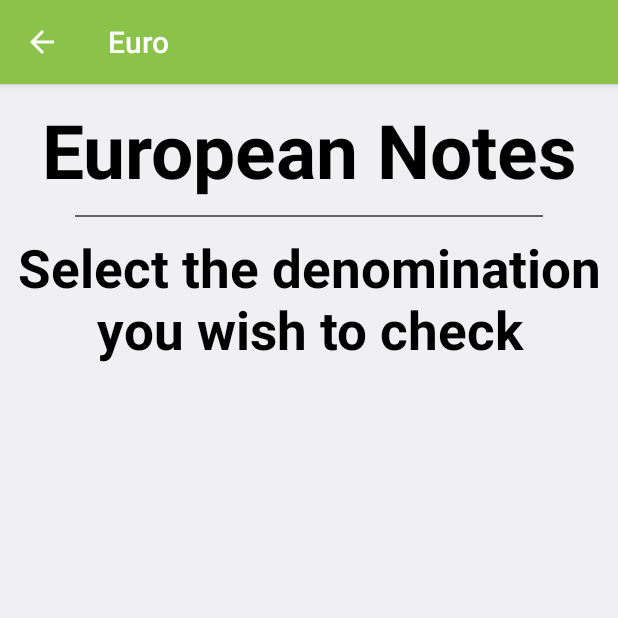
After one commit to DominicClifford/BankNoteChecker, an Android app: the Page_Euro screen opened directly, with no data from a screen before it, on a phone screen of 412 x 824 dp, the top half of it. The commit adds this screen. Run offline under Robolectric (Android 15) with nearby library versions, the phone set to English and light mode, and no system bars.

Commit message:
Addition of Euro Notes page and basic title content

```diff
--- a/app/src/main/AndroidManifest.xml
+++ b/app/src/main/AndroidManifest.xml
@@ -36,6 +36,11 @@
             android:label="@string/nIreland"
             android:parentActivityName=".Page_Home">
         </activity>
+        <activity
+            android:name=".Page_Euro"
+            android:label="@string/Euro"
+            android:parentActivityName=".Page_Home">
+        </activity>
     </application>
 
 </manifest>
--- /dev/null
+++ b/app/src/main/java/com/example/banknotechecker/Page_Euro.java
@@ -0,0 +1,13 @@
+package com.example.banknotechecker;
+
+import android.support.v7.app.AppCompatActivity;
+import android.os.Bundle;
+
+public class Page_Euro extends AppCompatActivity {
+
+    @Override
+    protected void onCreate(Bundle savedInstanceState) {
+        super.onCreate(savedInstanceState);
+        setContentView(R.layout.page_euro);
+    }
+}
--- /dev/null
+++ b/app/src/main/res/layout/page_euro.xml
@@ -0,0 +1,53 @@
+<?xml version="1.0" encoding="utf-8"?>
+<android.support.constraint.ConstraintLayout xmlns:android="http://schemas.android.com/apk/res/android"
+    xmlns:app="http://schemas.android.com/apk/res-auto"
+    xmlns:tools="http://schemas.android.com/tools"
+    android:layout_width="match_parent"
+    android:layout_height="match_parent"
+    tools:context=".Page_Euro"
+    android:background="@color/background">
+
+    <ScrollView
+        android:layout_width="match_parent"
+        android:layout_height="match_parent">
+
+        <LinearLayout
+            android:layout_width="match_parent"
+            android:layout_height="wrap_content"
+            android:orientation="vertical"
+            android:gravity="center"
+            app:layout_constraintTop_toTopOf="parent">
+
+            <TextView
+                android:layout_width="wrap_content"
+                android:layout_height="wrap_content"
+                android:layout_marginTop="10dp"
+                android:text="@string/TitleEuro"
+                android:textAlignment="center"
+                android:textColor="@color/textColour"
+                android:textSize="50sp"
+                android:textStyle="bold"/>
+
+            <View
+                android:layout_width="wrap_content"
+                android:layout_height="1dp"
+                android:layout_marginHorizontal="50dp"
+                android:layout_marginTop="10dp"
+                android:background="@color/dividingLine"
+                tools:ignore="UnusedAttribute" />
+
+            <TextView
+                android:layout_width="wrap_content"
+                android:layout_height="wrap_content"
+                android:layout_marginTop="10dp"
+                android:text="@string/WTDEuro"
+                android:textAlignment="center"
+                android:textColor="@color/textColour"
+                android:textSize="35sp"
+                android:textStyle="bold" />
+
+        </LinearLayout>
+
+    </ScrollView>
+
+</android.support.constraint.ConstraintLayout>
--- /dev/null
+++ b/app/src/main/res/values/strings_euro.xml
@@ -0,0 +1,6 @@
+<?xml version="1.0" encoding="utf-8"?>
+<resources>
+    <string name="Euro">Euro</string>
+    <string name="TitleEuro">European Notes</string>
+    <string name="WTDEuro">Select the denomination you wish to check</string>
+</resources>
--- a/app/src/main/res/values/strings_nireland.xml
+++ b/app/src/main/res/values/strings_nireland.xml
@@ -1,6 +1,6 @@
 <?xml version="1.0" encoding="utf-8"?>
 <resources>
-    <string name="nIreland">England</string>
+    <string name="nIreland">Northern Ireland</string>
     <string name="TitleNIre">Northern Irish Notes</string>
     <string name="WTDNIre">Select the denomination you wish to check</string>
 </resources>
```
